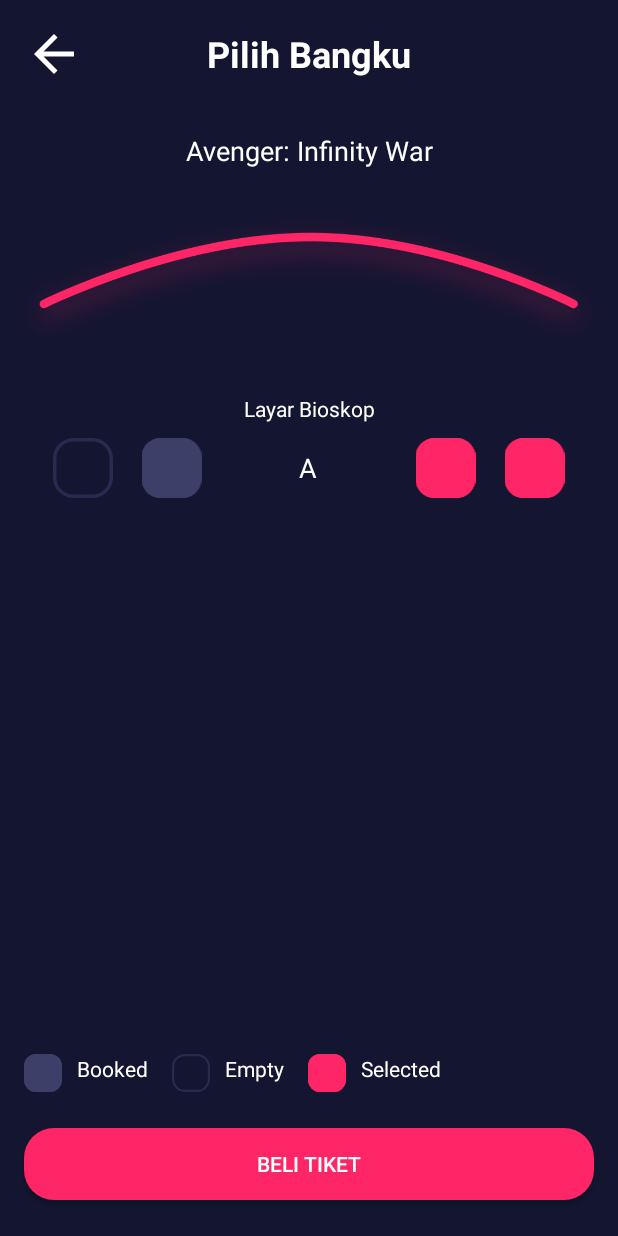
After one commit to adwiarifin/bwamov, an Android app: the layout activity_pilih_bangku.xml on its own in the app's theme, with its tools: preview values and no code run, on a phone screen of 412 x 824 dp. The commit adds this screen. Run offline under Robolectric (Android 15) with nearby library versions, the phone set to English and light mode, and no system bars.

Commit message:
layout pilih bangku

```diff
--- /dev/null
+++ b/app/src/main/res/drawable/ic_rectangle_booked.xml
@@ -0,0 +1,16 @@
+<vector xmlns:android="http://schemas.android.com/apk/res/android"
+    android:width="25dp"
+    android:height="25dp"
+    android:viewportWidth="25"
+    android:viewportHeight="25">
+  <path
+      android:pathData="M8,0L17,0A8,8 0,0 1,25 8L25,17A8,8 0,0 1,17 25L8,25A8,8 0,0 1,0 17L0,8A8,8 0,0 1,8 0z"
+      android:strokeWidth="2"
+      android:fillColor="#3e3f69"
+      android:strokeColor="#00000000"/>
+  <path
+      android:pathData="M8,1L17,1A7,7 0,0 1,24 8L24,17A7,7 0,0 1,17 24L8,24A7,7 0,0 1,1 17L1,8A7,7 0,0 1,8 1z"
+      android:strokeWidth="2"
+      android:fillColor="#00000000"
+      android:strokeColor="#3e3f69"/>
+</vector>
--- /dev/null
+++ b/app/src/main/res/drawable/ic_rectangle_empty.xml
@@ -0,0 +1,11 @@
+<vector xmlns:android="http://schemas.android.com/apk/res/android"
+    android:width="25dp"
+    android:height="25dp"
+    android:viewportWidth="35"
+    android:viewportHeight="35">
+  <path
+      android:pathData="M12,1L23,1A11,11 0,0 1,34 12L34,23A11,11 0,0 1,23 34L12,34A11,11 0,0 1,1 23L1,12A11,11 0,0 1,12 1z"
+      android:strokeWidth="2"
+      android:fillColor="#00000000"
+      android:strokeColor="#292a50"/>
+</vector>
--- /dev/null
+++ b/app/src/main/res/drawable/ic_rectangle_selected.xml
@@ -0,0 +1,16 @@
+<vector xmlns:android="http://schemas.android.com/apk/res/android"
+    android:width="25dp"
+    android:height="25dp"
+    android:viewportWidth="25"
+    android:viewportHeight="25">
+  <path
+      android:pathData="M8,0L17,0A8,8 0,0 1,25 8L25,17A8,8 0,0 1,17 25L8,25A8,8 0,0 1,0 17L0,8A8,8 0,0 1,8 0z"
+      android:strokeWidth="2"
+      android:fillColor="#ff2667"
+      android:strokeColor="#00000000"/>
+  <path
+      android:pathData="M8,1L17,1A7,7 0,0 1,24 8L24,17A7,7 0,0 1,17 24L8,24A7,7 0,0 1,1 17L1,8A7,7 0,0 1,8 1z"
+      android:strokeWidth="2"
+      android:fillColor="#00000000"
+      android:strokeColor="#ff2667"/>
+</vector>
--- /dev/null
+++ b/app/src/main/res/drawable/shape_line_blue_grey.xml
@@ -0,0 +1,10 @@
+<?xml version="1.0" encoding="utf-8"?>
+<shape xmlns:android="http://schemas.android.com/apk/res/android"
+    android:shape="rectangle">
+
+    <stroke
+        android:width="3dp"
+        android:color="@color/colorBlueGrey" />
+    <corners android:radius="5dp" />
+
+</shape>
--- /dev/null
+++ b/app/src/main/res/layout/activity_pilih_bangku.xml
@@ -0,0 +1,181 @@
+<?xml version="1.0" encoding="utf-8"?>
+<androidx.constraintlayout.widget.ConstraintLayout xmlns:android="http://schemas.android.com/apk/res/android"
+    xmlns:app="http://schemas.android.com/apk/res-auto"
+    xmlns:tools="http://schemas.android.com/tools"
+    android:layout_width="match_parent"
+    android:layout_height="match_parent"
+    android:background="@color/colorBlue"
+    tools:context=".onboarding.OnboardingOneActivity">
+
+    <TextView
+        android:id="@+id/textView23"
+        android:layout_width="wrap_content"
+        android:layout_height="wrap_content"
+        android:layout_marginStart="16dp"
+        android:layout_marginBottom="24dp"
+        android:drawableLeft="@drawable/ic_rectangle_selected"
+        android:drawablePadding="10dp"
+        android:text="@string/selected"
+        android:textColor="@color/colorWhite"
+        app:layout_constraintBottom_toTopOf="@+id/button2"
+        app:layout_constraintStart_toEndOf="@+id/textView22" />
+
+    <Button
+        android:id="@+id/button2"
+        android:layout_width="0dp"
+        android:layout_height="wrap_content"
+        android:layout_marginStart="16dp"
+        android:layout_marginEnd="16dp"
+        android:layout_marginBottom="24dp"
+        android:background="@drawable/shape_rectangle_pink"
+        android:text="@string/beli_tiket"
+        android:textColor="@color/colorWhite"
+        app:layout_constraintBottom_toBottomOf="parent"
+        app:layout_constraintEnd_toEndOf="parent"
+        app:layout_constraintStart_toStartOf="parent" />
+
+    <TextView
+        android:id="@+id/textView3"
+        android:layout_width="0dp"
+        android:layout_height="40dp"
+        android:layout_marginStart="16dp"
+        android:layout_marginTop="16dp"
+        android:layout_marginEnd="16dp"
+        android:gravity="center"
+        android:text="@string/pilih_bangku"
+        android:textColor="@color/colorWhite"
+        android:textSize="24sp"
+        android:textStyle="bold"
+        app:layout_constraintEnd_toEndOf="parent"
+        app:layout_constraintStart_toStartOf="parent"
+        app:layout_constraintTop_toTopOf="parent" />
+
+    <ImageView
+        android:id="@+id/imageView3"
+        android:layout_width="40dp"
+        android:layout_height="40dp"
+        android:layout_marginStart="16dp"
+        android:layout_marginTop="16dp"
+        android:contentDescription="@string/back"
+        app:layout_constraintStart_toStartOf="parent"
+        app:layout_constraintTop_toTopOf="parent"
+        app:srcCompat="@drawable/ic_arrow_back_white_24dp" />
+
+    <TextView
+        android:id="@+id/textView18"
+        android:layout_width="wrap_content"
+        android:layout_height="wrap_content"
+        android:layout_marginStart="16dp"
+        android:layout_marginTop="32dp"
+        android:layout_marginEnd="16dp"
+        android:text="TextView"
+        android:textColor="@color/colorWhite"
+        android:textSize="18sp"
+        app:layout_constraintEnd_toEndOf="parent"
+        app:layout_constraintStart_toStartOf="parent"
+        app:layout_constraintTop_toBottomOf="@+id/textView3"
+        tools:text="Avenger: Infinity War" />
+
+    <ImageView
+        android:id="@+id/imageView10"
+        android:layout_width="wrap_content"
+        android:layout_height="150dp"
+        android:layout_marginStart="16dp"
+        android:layout_marginEnd="16dp"
+        app:layout_constraintEnd_toEndOf="parent"
+        app:layout_constraintStart_toStartOf="parent"
+        app:layout_constraintTop_toBottomOf="@+id/textView18"
+        app:srcCompat="@drawable/ic_path" />
+
+    <TextView
+        android:id="@+id/textView19"
+        android:layout_width="wrap_content"
+        android:layout_height="wrap_content"
+        android:layout_marginStart="16dp"
+        android:layout_marginEnd="16dp"
+        android:text="@string/layar_bioskop"
+        android:textColor="@color/colorWhite"
+        app:layout_constraintEnd_toEndOf="parent"
+        app:layout_constraintStart_toStartOf="parent"
+        app:layout_constraintTop_toBottomOf="@+id/imageView10" />
+
+    <LinearLayout
+        android:layout_width="0dp"
+        android:layout_height="60dp"
+        android:layout_marginStart="16dp"
+        android:layout_marginEnd="16dp"
+        android:orientation="horizontal"
+        android:padding="10dp"
+        app:layout_constraintEnd_toEndOf="parent"
+        app:layout_constraintStart_toStartOf="parent"
+        app:layout_constraintTop_toBottomOf="@+id/textView19">
+
+        <ImageView
+            android:id="@+id/imageView12"
+            android:layout_width="0dp"
+            android:layout_height="match_parent"
+            android:layout_weight="1"
+            app:srcCompat="@drawable/ic_rectangle_empty" />
+
+        <ImageView
+            android:id="@+id/imageView13"
+            android:layout_width="0dp"
+            android:layout_height="match_parent"
+            android:layout_marginRight="32dp"
+            android:layout_weight="1"
+            app:srcCompat="@drawable/ic_rectangle_booked" />
+
+        <TextView
+            android:id="@+id/textView20"
+            android:layout_width="0dp"
+            android:layout_height="match_parent"
+            android:layout_weight="1"
+            android:gravity="center"
+            android:text="@string/bangku_a"
+            android:textColor="@color/colorWhite"
+            android:textSize="18sp"
+            android:textStyle="normal" />
+
+        <ImageView
+            android:id="@+id/imageView14"
+            android:layout_width="0dp"
+            android:layout_height="match_parent"
+            android:layout_marginLeft="32dp"
+            android:layout_weight="1"
+            app:srcCompat="@drawable/ic_rectangle_selected" />
+
+        <ImageView
+            android:id="@+id/imageView11"
+            android:layout_width="0dp"
+            android:layout_height="match_parent"
+            android:layout_weight="1"
+            app:srcCompat="@drawable/ic_rectangle_selected" />
+    </LinearLayout>
+
+    <TextView
+        android:id="@+id/textView21"
+        android:layout_width="wrap_content"
+        android:layout_height="wrap_content"
+        android:layout_marginStart="16dp"
+        android:layout_marginBottom="24dp"
+        android:drawableLeft="@drawable/ic_rectangle_booked"
+        android:drawablePadding="10dp"
+        android:text="@string/booked"
+        android:textColor="@color/colorWhite"
+        app:layout_constraintBottom_toTopOf="@+id/button2"
+        app:layout_constraintStart_toStartOf="parent" />
+
+    <TextView
+        android:id="@+id/textView22"
+        android:layout_width="wrap_content"
+        android:layout_height="wrap_content"
+        android:layout_marginStart="16dp"
+        android:layout_marginBottom="24dp"
+        android:drawableLeft="@drawable/ic_rectangle_empty"
+        android:drawablePadding="10dp"
+        android:text="@string/empty"
+        android:textColor="@color/colorWhite"
+        app:layout_constraintBottom_toTopOf="@+id/button2"
+        app:layout_constraintStart_toEndOf="@+id/textView21" />
+
+</androidx.constraintlayout.widget.ConstraintLayout>
--- a/app/src/main/res/values/strings.xml
+++ b/app/src/main/res/values/strings.xml
@@ -31,4 +31,10 @@
     <string name="storyboard_value">Iron Man, Thor, the Hulk and the rest of the Avengers unite to battle their most powerful enemy yet -- the evil Thanos. On a mission to collect all six Infinity Stones, Thanos plans to use the artifacts to inflict his twisted will on reality. The fate of the planet and existence itself has never been more uncertain as everything the Avengers have fought for has led up to this moment.</string>
     <string name="whos_played">Who\'s played</string>
     <string name="pilih_bangku">Pilih Bangku</string>
+    <string name="layar_bioskop">Layar Bioskop</string>
+    <string name="bangku_a">A</string>
+    <string name="beli_tiket">Beli Tiket</string>
+    <string name="empty">Empty</string>
+    <string name="booked">Booked</string>
+    <string name="selected">Selected</string>
 </resources>
```
Also changed, not shown: app/src/main/res/drawable/ic_path.png (added).
